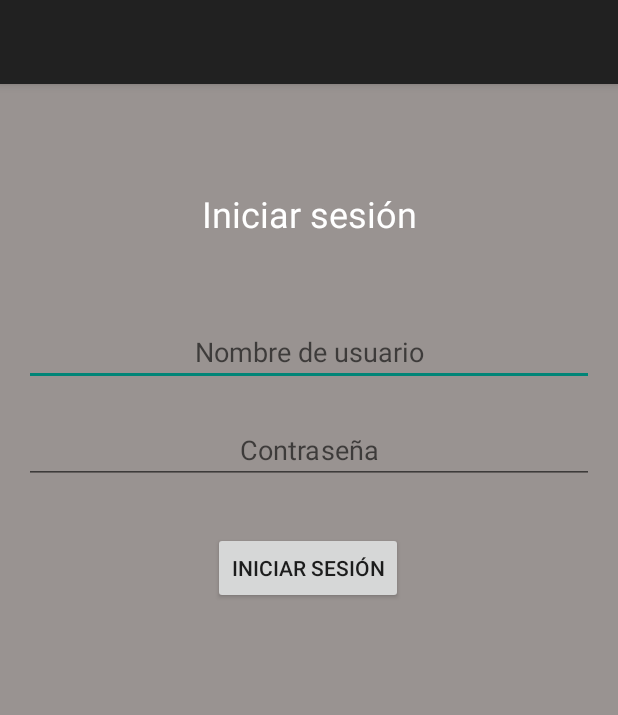
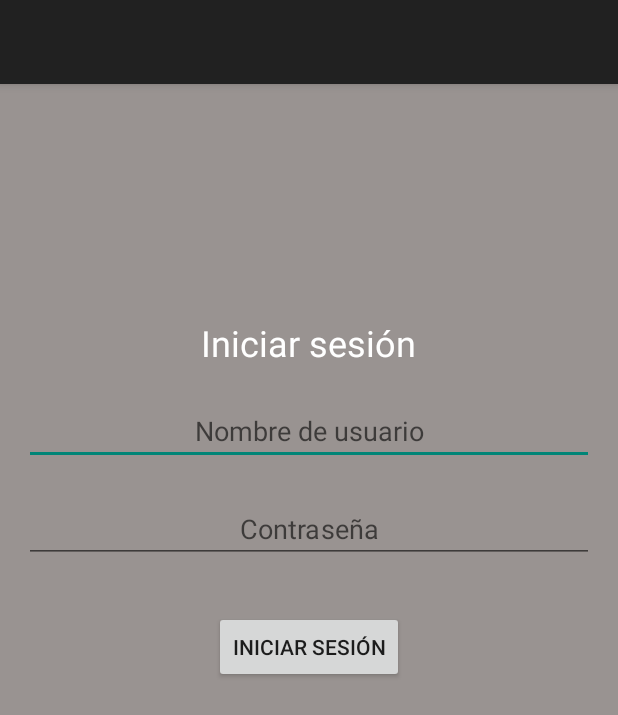
Before and after one commit to FabianDrake/Tecno-Total-App, an Android app: the screen it shows after launch (LoginActivity), on a phone screen of 412 x 824 dp. Shown: the top 715 px of the screen. Run offline under Robolectric (Android 15) with nearby library versions, the phone set to English and light mode, and no system bars.

Commit message:
muestra username en su fragment

```diff
--- a/app/src/main/java/com/example/tecno_total_app/LoginActivity.kt
+++ b/app/src/main/java/com/example/tecno_total_app/LoginActivity.kt
@@ -35,9 +35,10 @@ class LoginActivity : AppCompatActivity() {
             val password = passwordField.text.toString()
 
             if (usuarios.any { it.username == username && it.password == password }) {
+                // Create a new Intent to start MainActivity
                 val intent = Intent(this, MainActivity::class.java)
+                intent.putExtra("username", username)
                 startActivity(intent)
-                finish()
             } else {
                 Toast.makeText(this, "Nombre de usuario o contraseña incorrectos", Toast.LENGTH_SHORT).show()
             }
--- a/app/src/main/res/layout/activity_login.xml
+++ b/app/src/main/res/layout/activity_login.xml
@@ -1,5 +1,5 @@
 <?xml version="1.0" encoding="utf-8"?>
-<androidx.constraintlayout.widget.ConstraintLayout xmlns:android="http://schemas.android.com/apk/res/android"
+<ScrollView xmlns:android="http://schemas.android.com/apk/res/android"
     xmlns:app="http://schemas.android.com/apk/res-auto"
     xmlns:tools="http://schemas.android.com/tools"
     android:layout_width="match_parent"
@@ -7,45 +7,37 @@
     android:background="#999391"
     android:padding="16dp">
 
+    <LinearLayout
+        android:layout_width="match_parent"
+        android:layout_height="wrap_content"
+        android:orientation="vertical">
+
         <TextView
-        android:layout_width="0dp"
+            android:layout_width="wrap_content"
             android:layout_height="wrap_content"
             android:text="Iniciar sesión"
             android:textColor="@color/white"
             android:textSize="24sp"
-        app:layout_constraintBottom_toTopOf="@+id/username_field"
-        app:layout_constraintEnd_toEndOf="parent"
-        app:layout_constraintHorizontal_bias="0.0"
-        app:layout_constraintStart_toStartOf="parent"
-        app:layout_constraintTop_toTopOf="parent">
-
-    </TextView>
+            android:layout_gravity="center_horizontal"
+            android:layout_marginTop="140dp"/>
 
         <EditText
-        android:textColor="@color/white"
             android:id="@+id/username_field"
-        android:layout_width="0dp"
+            android:layout_width="match_parent"
             android:layout_height="wrap_content"
-        android:layout_marginTop="140dp"
+            android:layout_marginTop="20dp"
             android:hint="Nombre de usuario"
             android:inputType="text"
-        app:layout_constraintEnd_toEndOf="parent"
-        app:layout_constraintHorizontal_bias="0.0"
-        app:layout_constraintStart_toStartOf="parent"
-        app:layout_constraintTop_toTopOf="parent" />
+            android:textColor="@color/white" />
 
         <EditText
             android:id="@+id/password_field"
-        android:textColor="@color/white"
-        android:layout_width="0dp"
+            android:layout_width="match_parent"
             android:layout_height="wrap_content"
             android:layout_marginTop="20dp"
             android:hint="Contraseña"
             android:inputType="textPassword"
-        app:layout_constraintEnd_toEndOf="parent"
-        app:layout_constraintHorizontal_bias="0.0"
-        app:layout_constraintStart_toStartOf="parent"
-        app:layout_constraintTop_toBottomOf="@id/username_field" />
+            android:textColor="@color/white" />
 
         <Button
             android:id="@+id/login_button"
@@ -53,9 +45,14 @@
             android:layout_height="wrap_content"
             android:layout_marginTop="32dp"
             android:text="Iniciar sesión"
-        app:layout_constraintEnd_toEndOf="parent"
-        app:layout_constraintHorizontal_bias="0.498"
-        app:layout_constraintStart_toStartOf="parent"
-        app:layout_constraintTop_toBottomOf="@id/password_field" />
+            android:layout_gravity="center_horizontal" />
 
-</androidx.constraintlayout.widget.ConstraintLayout>
+        <FrameLayout
+            android:id="@+id/fragment_container"
+            android:layout_width="match_parent"
+            android:layout_height="0dp"
+            android:layout_weight="1" />
+
+    </LinearLayout>
+
+</ScrollView>
```
Also changed, not shown: app/src/main/java/com/example/tecno_total_app/HomeFragment.kt (+19 -2 lines), app/src/main/java/com/example/tecno_total_app/MainActivity.kt (+9 -4 lines), app/src/main/java/com/example/tecno_total_app/UserFragment.kt (+14 -28 lines), app/src/main/res/layout/fragment_user.xml (+5 -4 lines). Lines whose indentation alone changed are shown as unchanged.
